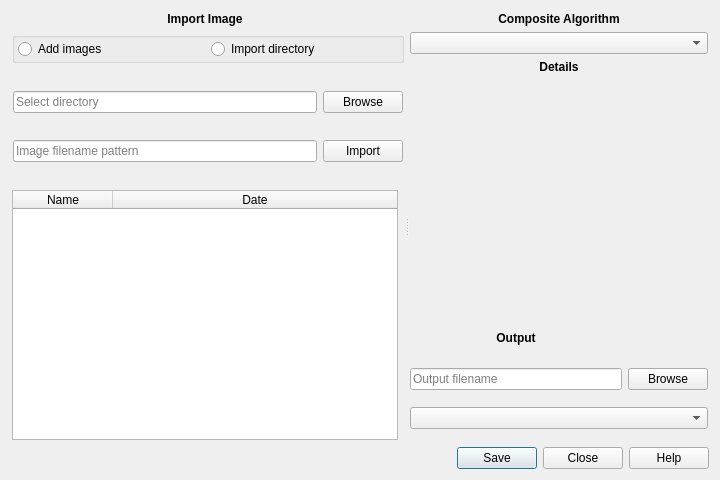
Old version of the form image_compositor/ui/ui_main_compositor.ui in the repository ceholden/image_compositor.
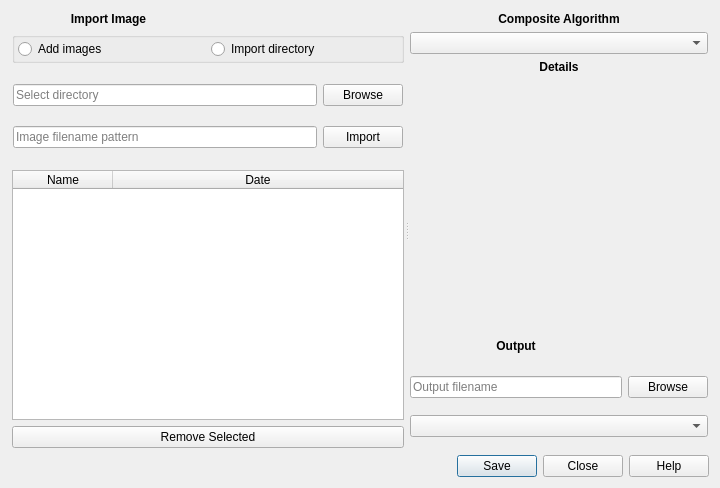
New version of the form. The open tabs and pages were chosen to show the change.

Commit message: added remove button for images in table

```diff
--- a/image_compositor/ui/ui_main_compositor.ui
+++ b/image_compositor/ui/ui_main_compositor.ui
@@ -7,7 +7,7 @@
     <x>0</x>
     <y>0</y>
     <width>720</width>
-    <height>480</height>
+    <height>488</height>
    </rect>
   </property>
   <property name="windowTitle">
@@ -36,35 +36,6 @@
        <property name="margin">
         <number>1</number>
        </property>
-       <item row="2" column="0">
-        <widget class="QTableWidget" name="table_images">
-         <property name="minimumSize">
-          <size>
-           <width>0</width>
-           <height>250</height>
-          </size>
-         </property>
-         <attribute name="horizontalHeaderStretchLastSection">
-          <bool>true</bool>
-         </attribute>
-         <column>
-          <property name="text">
-           <string>Name</string>
-          </property>
-          <property name="textAlignment">
-           <set>AlignHCenter|AlignVCenter|AlignCenter</set>
-          </property>
-         </column>
-         <column>
-          <property name="text">
-           <string>Date</string>
-          </property>
-          <property name="textAlignment">
-           <set>AlignHCenter|AlignVCenter|AlignCenter</set>
-          </property>
-         </column>
-        </widget>
-       </item>
        <item row="1" column="0" colspan="2">
         <widget class="QWidget" name="widget_io" native="true">
          <property name="minimumSize">
@@ -204,6 +175,42 @@
          </property>
         </widget>
        </item>
+       <item row="2" column="0" colspan="2">
+        <widget class="QTableWidget" name="table_images">
+         <property name="minimumSize">
+          <size>
+           <width>0</width>
+           <height>250</height>
+          </size>
+         </property>
+         <attribute name="horizontalHeaderStretchLastSection">
+          <bool>true</bool>
+         </attribute>
+         <column>
+          <property name="text">
+           <string>Name</string>
+          </property>
+          <property name="textAlignment">
+           <set>AlignHCenter|AlignVCenter|AlignCenter</set>
+          </property>
+         </column>
+         <column>
+          <property name="text">
+           <string>Date</string>
+          </property>
+          <property name="textAlignment">
+           <set>AlignHCenter|AlignVCenter|AlignCenter</set>
+          </property>
+         </column>
+        </widget>
+       </item>
+       <item row="3" column="0" colspan="2">
+        <widget class="QPushButton" name="but_removeselected">
+         <property name="text">
+          <string>Remove Selected</string>
+         </property>
+        </widget>
+       </item>
       </layout>
      </widget>
      <widget class="QWidget" name="widget_right" native="true">
```
Left out of the diff: 16 changed lines with no effect on the pictures.
